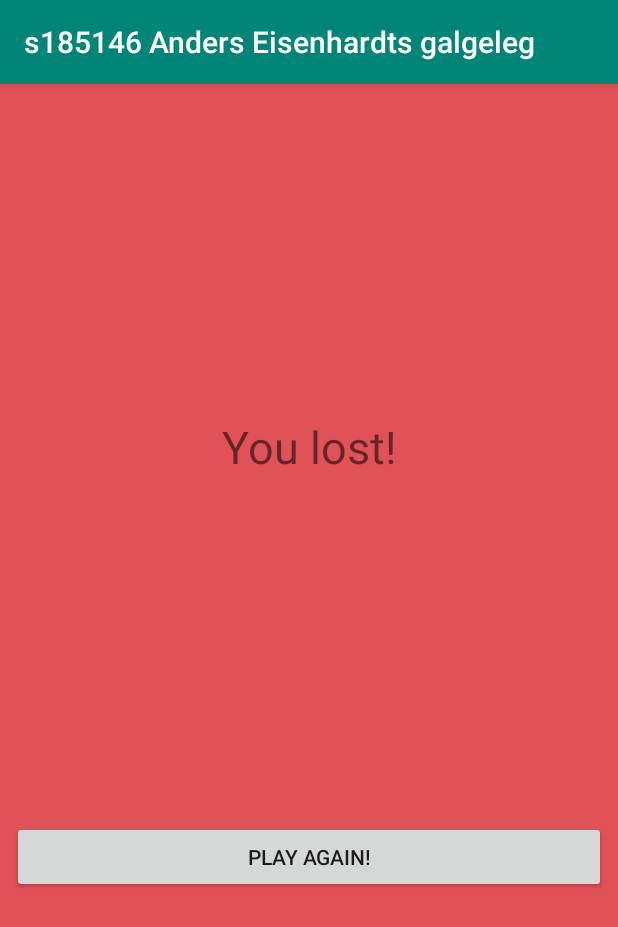
After one commit to Andi365/MyHangmanApp, an Android app: the WonOrLostActivity screen opened directly, with no data from a screen before it, on a phone screen of 412 x 824 dp. The commit adds this screen. Shown: the top 927 px of the screen. Run offline under Robolectric (Android 15) with nearby library versions, the phone set to English and light mode, and no system bars; 1 statement that could not run was skipped.

Commit message:
Added basic won and lost pages, still need functionality

```diff
--- /dev/null
+++ b/app/src/main/java/com/example/myhangmanapp/ui/WonOrLostActivity.java
@@ -0,0 +1,70 @@
+package com.example.myhangmanapp.ui;
+
+import androidx.appcompat.app.AppCompatActivity;
+import androidx.constraintlayout.widget.ConstraintLayout;
+
+import android.content.Intent;
+import android.content.res.Resources;
+import android.os.Bundle;
+import android.view.View;
+import android.view.View.OnClickListener;
+import android.widget.Button;
+import android.widget.TextView;
+import android.graphics.Color;
+
+import com.example.myhangmanapp.R;
+
+public class WonOrLostActivity extends AppCompatActivity implements OnClickListener {
+    private TextView wonOrLostText;
+    private Button tryAgainButton;
+    private ConstraintLayout constraintLayout;
+    int statusKey;
+
+    @Override
+    protected void onCreate(Bundle savedInstanceState) {
+        super.onCreate(savedInstanceState);
+        setContentView(R.layout.activity_wonorlost);
+
+        wonOrLostText = findViewById(R.id.statusText);
+        tryAgainButton = findViewById(R.id.newGame);
+        constraintLayout = findViewById(R.id.theme);
+
+        statusKey = getStringFromGameActivity();
+        wonOrLost(statusKey);
+
+        tryAgainButton.setOnClickListener(this);
+    }
+
+    private int getStringFromGameActivity() {
+        Intent intent = getIntent();
+        String wonOrLost = intent.getStringExtra(getString(R.string.won_or_lost));
+        statusKey = Integer.parseInt(wonOrLost);
+        return statusKey;
+    }
+
+    private void wonOrLost(int statusKey) {
+        int color;
+        String[] colors;
+        Resources resources;
+        if(statusKey == 1) {
+            resources = getResources();
+            colors = resources.getStringArray(R.array.colors);
+            color = Color.parseColor(colors[0]);
+            constraintLayout.setBackgroundColor(color);
+            wonOrLostText.setText(R.string.you_won);
+        } else {
+            resources = getResources();
+            colors = resources.getStringArray(R.array.colors);
+            color = Color.parseColor(colors[1]);
+            constraintLayout.setBackgroundColor(color);
+            wonOrLostText.setText(R.string.you_lost);
+        }
+    }
+
+    @Override
+    public void onClick(View isClicked) {
+
+    }
+
+
+}
--- /dev/null
+++ b/app/src/main/res/layout/activity_wonorlost.xml
@@ -0,0 +1,33 @@
+<?xml version="1.0" encoding="utf-8"?>
+<androidx.constraintlayout.widget.ConstraintLayout xmlns:android="http://schemas.android.com/apk/res/android"
+    xmlns:app="http://schemas.android.com/apk/res-auto"
+    xmlns:tools="http://schemas.android.com/tools"
+    android:id="@+id/theme"
+    android:layout_width="match_parent"
+    android:layout_height="match_parent"
+    tools:context=".ui.WonOrLostActivity">
+
+    <TextView
+        android:id="@+id/statusText"
+        android:layout_width="wrap_content"
+        android:layout_height="wrap_content"
+        android:text="wonOrLost"
+        android:textSize="30sp"
+        app:layout_constraintBottom_toBottomOf="parent"
+        app:layout_constraintEnd_toEndOf="parent"
+        app:layout_constraintStart_toStartOf="parent"
+        app:layout_constraintTop_toTopOf="parent"
+        app:layout_constraintVertical_bias="0.304" />
+
+    <Button
+        android:id="@+id/newGame"
+        android:layout_width="0dp"
+        android:layout_height="wrap_content"
+        android:layout_marginStart="8dp"
+        android:layout_marginEnd="8dp"
+        android:text="Play again!"
+        app:layout_constraintBottom_toBottomOf="parent"
+        app:layout_constraintEnd_toEndOf="parent"
+        app:layout_constraintStart_toStartOf="parent"
+        app:layout_constraintTop_toBottomOf="@+id/statusText" />
+</androidx.constraintlayout.widget.ConstraintLayout>
--- a/app/src/main/res/values/strings.xml
+++ b/app/src/main/res/values/strings.xml
@@ -1,6 +1,7 @@
 <resources>
-    <string name="app_name">MyHangmanApp</string>
+    <string name="app_name">s185146 Anders Eisenhardts galgeleg</string>
     <string name="name_key">name</string>
+    <string name="won_or_lost">hej</string>
 
     <string name="frontPagePicture">Hangman billede</string>
     <string name="nextButton">Next</string>
@@ -11,4 +12,11 @@
     <string name="fixedText">Welcome to this Hangman game, </string>
     <string name="enter_your_guess">Enter your guess</string>
     <string name="wordfield">Please submit first guess</string>
+    <string name="you_won">You won!</string>
+    <string name="you_lost">You lost!</string>
+
+    <string-array name="colors">
+        <item>#39add1</item>
+        <item>#e15258</item>
+    </string-array>
 </resources>
```
Also changed, not shown: app/src/main/AndroidManifest.xml (+8 -6 lines), app/src/main/java/com/example/myhangmanapp/ui/GameActivity.java (+19 -2 lines), app/src/main/res/layout/activity_main.xml (+6 -5 lines), 2 other files.
